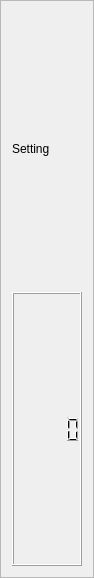
Before: the Qt Designer form src/views/setting/setting.ui in RyotaUnzai/candybox, drawn with Qt 5.
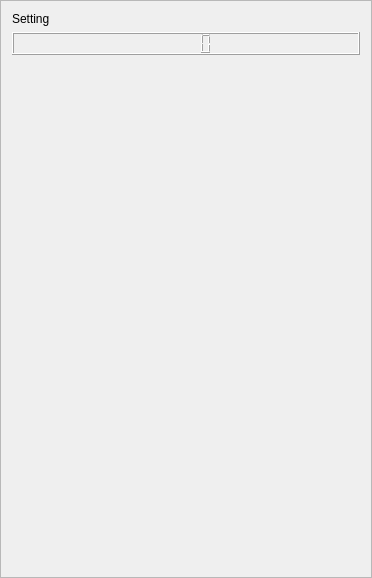
After: the same form once the commit is applied.

```diff
--- a/src/views/setting/setting.ui
+++ b/src/views/setting/setting.ui
@@ -6,7 +6,7 @@
    <rect>
     <x>0</x>
     <y>0</y>
-    <width>94</width>
+    <width>372</width>
     <height>578</height>
    </rect>
   </property>
@@ -30,6 +30,19 @@
    <item row="1" column="1">
     <widget class="QLCDNumber" name="lcdNumber"/>
    </item>
+   <item row="2" column="1">
+    <spacer name="verticalSpacer">
+     <property name="orientation">
+      <enum>Qt::Vertical</enum>
+     </property>
+     <property name="sizeHint" stdset="0">
+      <size>
+       <width>20</width>
+       <height>40</height>
+      </size>
+     </property>
+    </spacer>
+   </item>
   </layout>
  </widget>
  <resources/>
```
Left out of the diff: 2 changed lines with no effect on the pictures.
